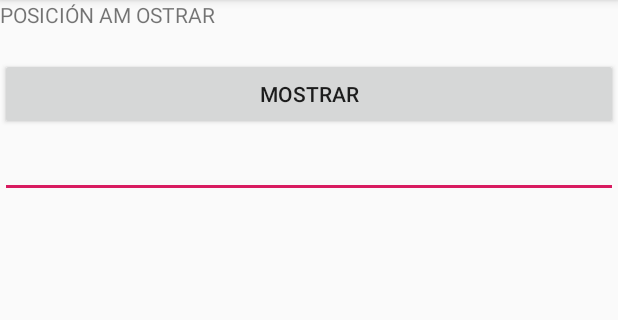
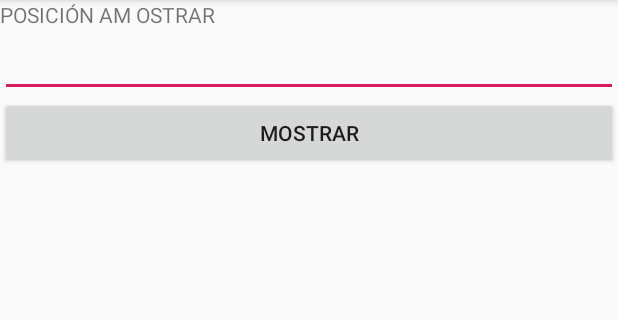
Before and after one commit to OliverosCarlos/EJERCICIO8, an Android app: the Main2Activity screen opened directly, with no data from a screen before it, on a phone screen of 412 x 824 dp, the part 84-404 px from its top. Run offline under Robolectric (Android 15) with nearby library versions, the phone set to English and light mode, and no system bars.

Commit message:
app start

```diff
--- a/app/src/main/res/layout/activity_main2.xml
+++ b/app/src/main/res/layout/activity_main2.xml
@@ -13,10 +13,11 @@
         android:layout_height="wrap_content"
         android:text="POSICIÓN AM OSTRAR"
         />
-    <TextView
+    <EditText
         android:layout_width="match_parent"
         android:layout_height="wrap_content"
         android:id="@+id/textIn"
+        android:inputType="number"
         />
     <Button
         android:layout_width="match_parent"
@@ -24,7 +25,7 @@
         android:text="MOSTRAR"
         android:id="@+id/botonMostrar"
         />
-    <EditText
+    <TextView
         android:layout_width="match_parent"
         android:layout_height="wrap_content"
         android:id="@+id/textOut"
```
Also changed, not shown: app/src/main/java/mx/edu/ittepic/tpdm_u1_ejercico8/Main2Activity.kt (+4 -3 lines).
